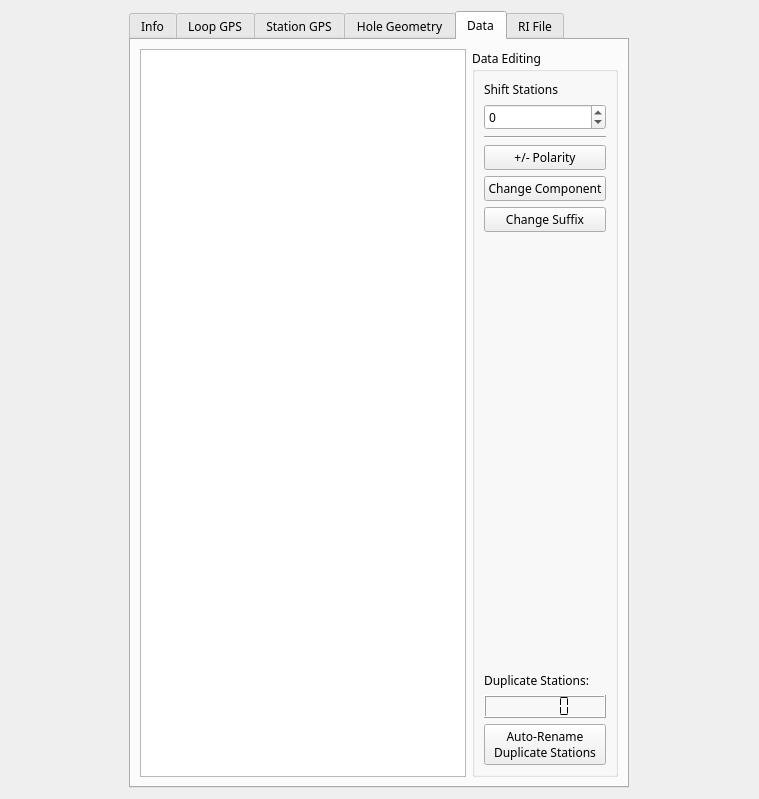
The window that src/qt_ui/pem_info_widget.ui (Eric-Meunier/Processor-Suite) describes before a commit, drawn with Qt 5.
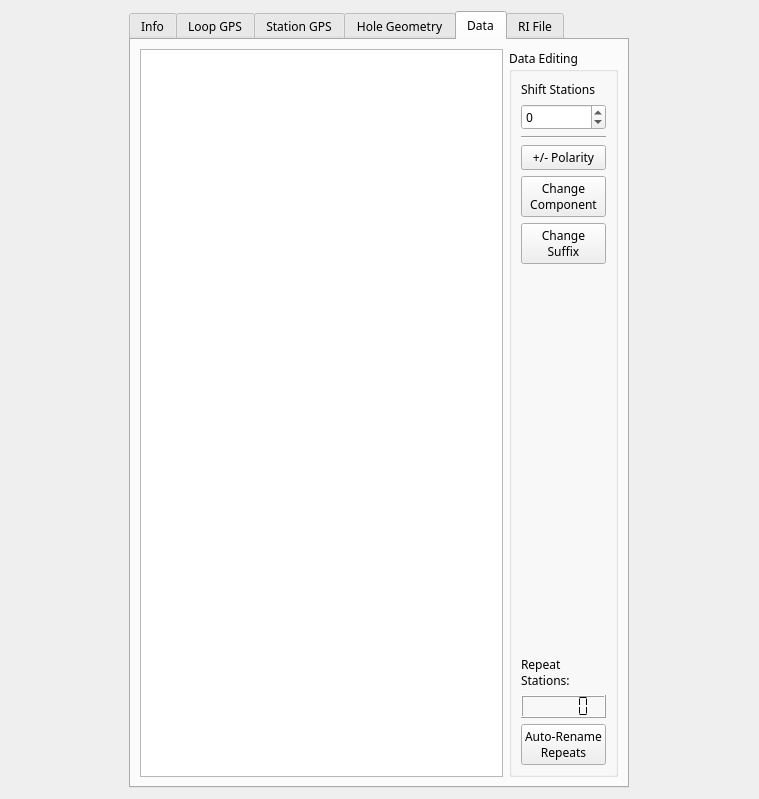
The same window after the commit.

Commit message: Added sharing of station GPS

```diff
--- a/src/qt_ui/pem_info_widget.ui
+++ b/src/qt_ui/pem_info_widget.ui
@@ -505,6 +505,12 @@
            <verstretch>0</verstretch>
           </sizepolicy>
          </property>
+         <property name="maximumSize">
+          <size>
+           <width>120</width>
+           <height>16777215</height>
+          </size>
+         </property>
          <property name="title">
           <string>Data Editing</string>
          </property>
@@ -546,14 +552,16 @@
           <item>
            <widget class="QPushButton" name="changeComponentButton">
             <property name="text">
-             <string>Change Component</string>
+             <string>Change
+Component</string>
             </property>
            </widget>
           </item>
           <item>
            <widget class="QPushButton" name="changeStationSuffixButton">
             <property name="text">
-             <string>Change Suffix</string>
+             <string>Change
+Suffix</string>
             </property>
            </widget>
           </item>
@@ -573,7 +581,8 @@
           <item>
            <widget class="QLabel" name="label_3">
             <property name="text">
-             <string>Duplicate Stations:</string>
+             <string>Repeat
+Stations:</string>
             </property>
            </widget>
           </item>
@@ -588,7 +597,7 @@
            <widget class="QPushButton" name="rename_duplicate_stations_btn">
             <property name="text">
              <string>Auto-Rename
-Duplicate Stations</string>
+Repeats</string>
             </property>
            </widget>
           </item>
```
Left out of the diff: 10 changed lines with no effect on the pictures. The commit also changes 4 other files.
